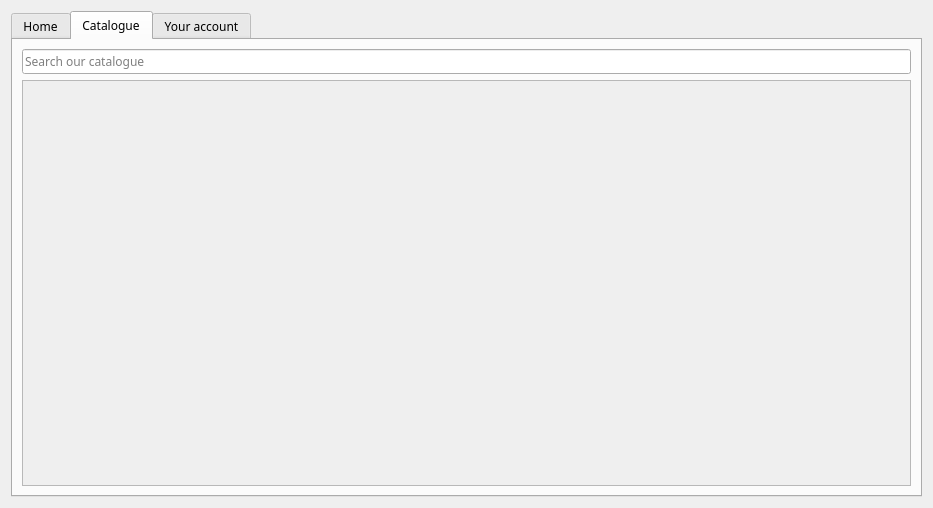
The window that NewWindowChur/catalogue.ui (jandrealyn/LibraryQtSystem) describes before a commit, drawn with Qt 5.
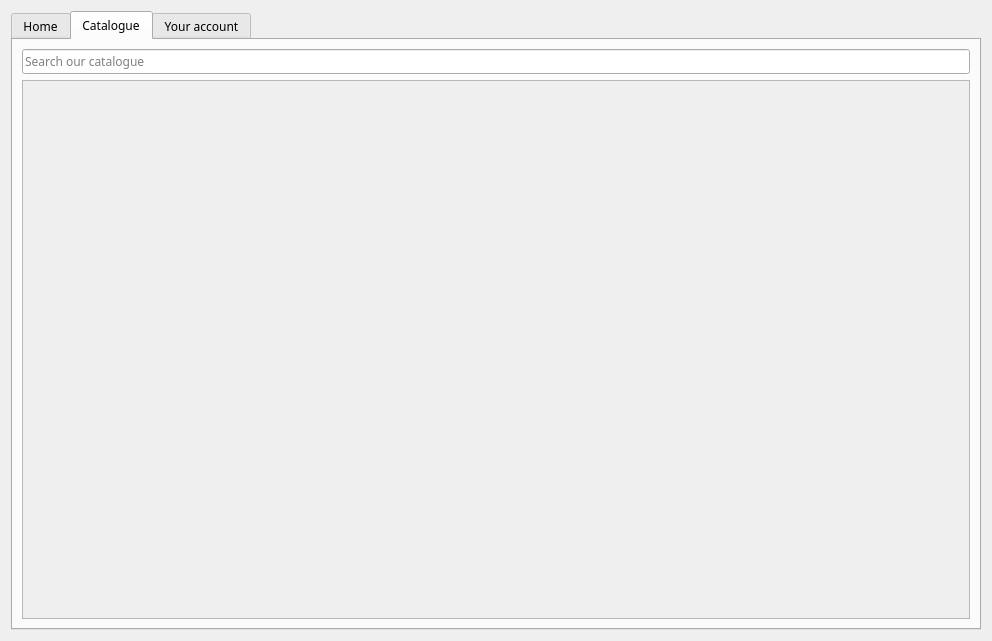
The same window after the commit. The open tabs and pages were chosen to show the change. Icons and pictures are not drawn.

Patch:
```diff
--- a/NewWindowChur/catalogue.ui
+++ b/NewWindowChur/catalogue.ui
@@ -6,8 +6,8 @@
    <rect>
     <x>0</x>
     <y>0</y>
-    <width>933</width>
-    <height>508</height>
+    <width>992</width>
+    <height>641</height>
    </rect>
   </property>
   <property name="sizePolicy">
@@ -147,7 +147,7 @@
             <x>0</x>
             <y>0</y>
             <width>889</width>
-            <height>413</height>
+            <height>546</height>
            </rect>
           </property>
          </widget>
```
